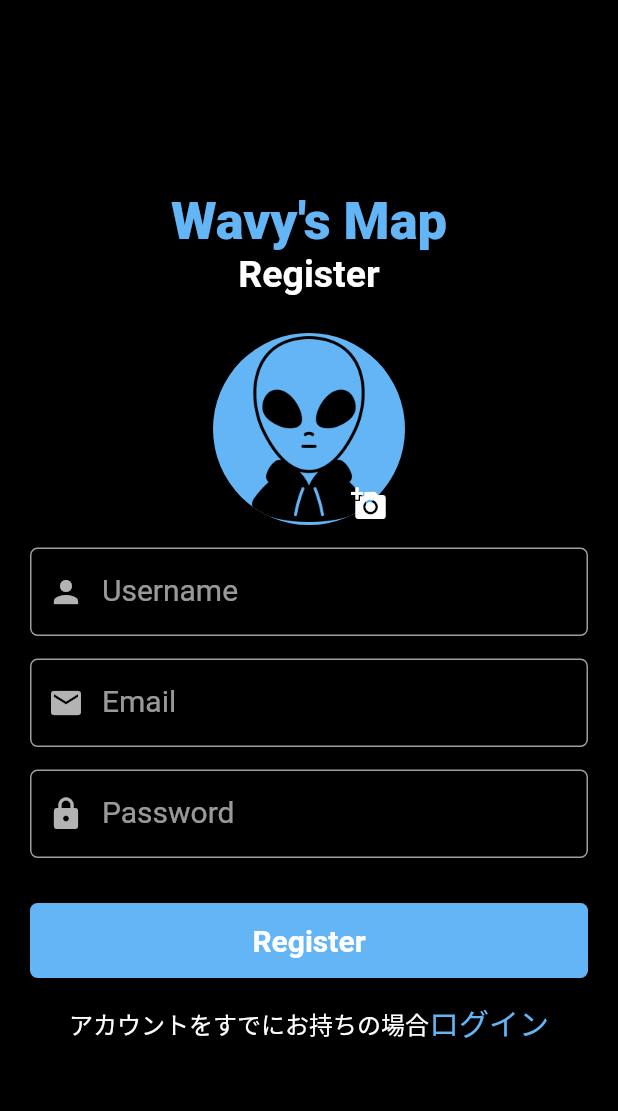
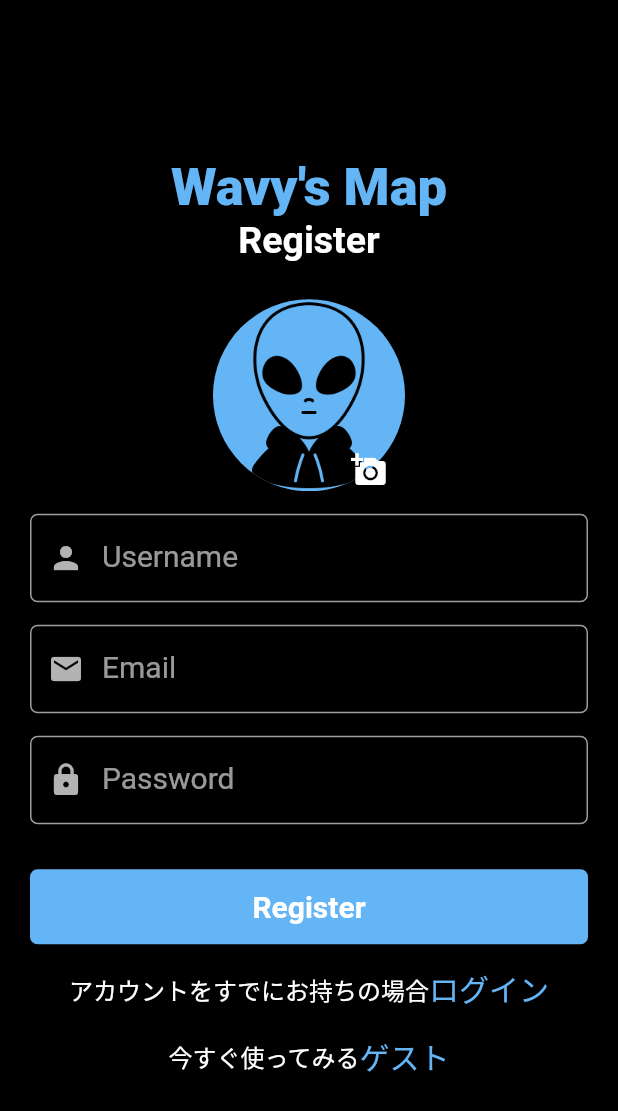
Before and after one commit to tatsukikane/flutter_wavysmap_native, a Flutter app: the SignupScreen screen opened directly, after a tap on "ログイン", on a phone screen of 412 x 824 dp. Shown: the top 1111 px of the screen. Run offline on Flutter 3.47's test engine with Material 2 defaults, Android fonts, the phone set to English and light mode, and no system bars; our stand-ins replace animated_text_kit, cached_network_image, carousel_slider, cloud_firestore, dio, firebase_analytics and 20 more; missing offline and left inert: cloud_firestore_web, ffmpeg_kit_flutter_min_gpl, firebase_auth_web, firebase_core_web, firebase_database_web, firebase_storage_web and 8 more; accounts and stored records are empty; generated files the repository leaves out were written again; network calls fail; statements that could not run were skipped.

Commit message:
signupScreenにもゲストログイン追加

```diff
--- a/Application/lib/views/screens/auth/login_screen.dart
+++ b/Application/lib/views/screens/auth/login_screen.dart
@@ -128,7 +128,7 @@ class LoginScreen extends StatelessWidget {
                     mainAxisAlignment: MainAxisAlignment.center,
                     children: [
                       const Text(
-                        '入力なしで今すぐ使ってみる',
+                        '今すぐ使ってみる',
                         style: TextStyle(
                           fontSize: 16,
                         ),
--- a/Application/lib/views/screens/auth/signup_screen.dart
+++ b/Application/lib/views/screens/auth/signup_screen.dart
@@ -276,6 +276,27 @@ Future<void> _errorDialog(message) async {
                           ),
                         ],
                       ),
+                      const SizedBox(
+                        height: 15,
+                      ),
+                      Row(
+                        mainAxisAlignment: MainAxisAlignment.center,
+                        children: [
+                          const Text(
+                            '今すぐ使ってみる',
+                            style: TextStyle(
+                              fontSize: 16,
+                            ),
+                          ),
+                          InkWell(
+                            onTap: () => authController.loginGuestUser(),
+                            child: Text(
+                              'ゲスト',
+                              style: TextStyle(fontSize: 20, color: buttonColor),
+                            ),
+                          ),
+                        ],
+                      ),
                     ],
                   ),
                 ),
```
